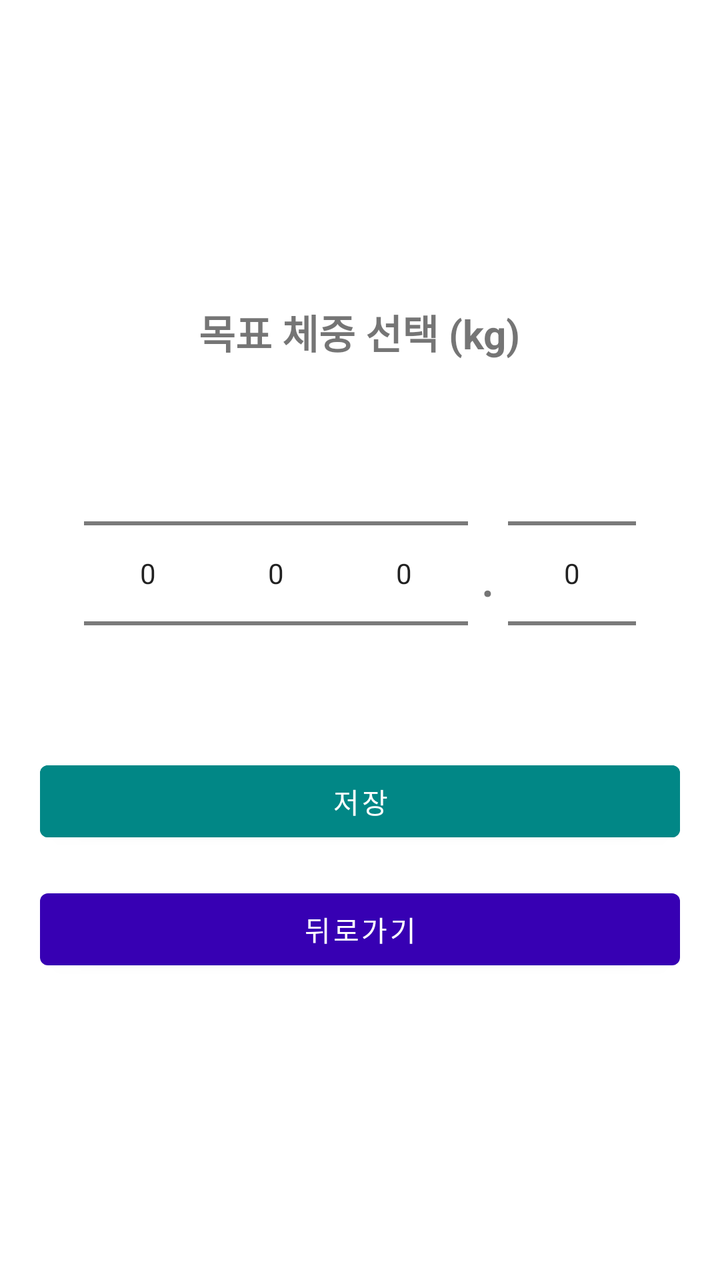
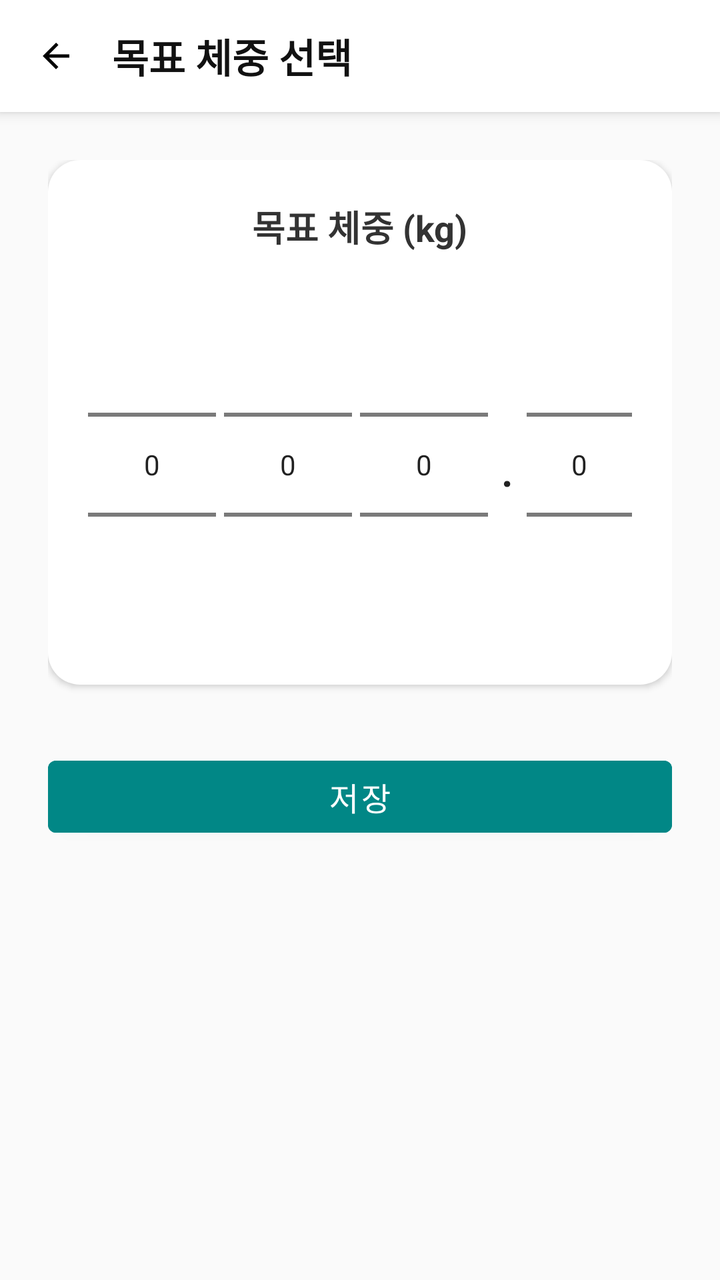

Two renders of the same Android screen: before a commit and after it. Below are the layout's source before the change and the commit's diff.
<!-- AndroidManifest.xml: application theme Theme.GJGN -->
<!-- res/layout/activity_edit_goal_weight.xml -->
<?xml version="1.0" encoding="utf-8"?>
<LinearLayout xmlns:android="http://schemas.android.com/apk/res/android"
    android:orientation="vertical"
    android:padding="20dp"
    android:gravity="center"
    android:layout_width="match_parent"
    android:layout_height="wrap_content">

    <TextView
        android:text="목표 체중 선택 (kg)"
        android:textSize="20sp"
        android:textStyle="bold"
        android:layout_marginBottom="16dp"
        android:layout_width="wrap_content"
        android:layout_height="wrap_content"/>

    <LinearLayout
        android:orientation="horizontal"
        android:gravity="center"
        android:layout_width="wrap_content"
        android:layout_height="wrap_content">

        <NumberPicker
            android:id="@+id/npGoalWeight100"
            android:layout_width="wrap_content"
            android:layout_height="wrap_content"/>

        <NumberPicker
            android:id="@+id/npGoalWeight10"
            android:layout_width="wrap_content"
            android:layout_height="wrap_content"/>

        <NumberPicker
            android:id="@+id/npGoalWeight1"
            android:layout_width="wrap_content"
            android:layout_height="wrap_content"/>

        <TextView
            android:layout_width="wrap_content"
            android:layout_height="wrap_content"
            android:text="."
            android:textSize="30sp"
            android:layout_marginLeft="6dp"
            android:layout_marginRight="6dp"/>

        <NumberPicker
            android:id="@+id/npGoalWeightDecimal"
            android:layout_width="wrap_content"
            android:layout_height="wrap_content"/>

    </LinearLayout>

    
    <com.google.android.material.button.MaterialButton
        android:id="@+id/btnSave"
        android:text="저장"
        android:backgroundTint="@color/teal_700"
        android:textColor="@android:color/white"
        android:layout_marginBottom="16dp"
        android:layout_width="match_parent"
        android:layout_height="wrap_content" />

    
    <com.google.android.material.button.MaterialButton
        android:id="@+id/btnBack"
        android:text="뒤로가기"
        android:layout_width="match_parent"
        android:layout_height="wrap_content" />

</LinearLayout>
<!-- resources referenced by this layout -->
<resources>
  <color name="teal_700">#FF018786</color>
  <style name="Theme.GJGN" parent="Theme.MaterialComponents.DayNight.NoActionBar">
          
          <item name="colorPrimary">@color/purple_700</item>
          <item name="colorPrimaryVariant">@color/purple_700</item>
          <item name="colorOnPrimary">@android:color/white</item>
          <item name="colorSecondary">@color/teal_700</item>
          <item name="android:windowMinWidthMajor">320dp</item>
          <item name="android:windowMinWidthMinor">320dp</item>
      </style>
  <color name="purple_700">#FF3700B3</color>
</resources>

<!-- the commit's change to res/layout/activity_edit_goal_weight.xml (unified diff, before → after) -->
@@ -1,70 +1,128 @@
 <?xml version="1.0" encoding="utf-8"?>
 <LinearLayout xmlns:android="http://schemas.android.com/apk/res/android"
+    android:layout_width="match_parent"
+    android:layout_height="match_parent"
     android:orientation="vertical"
-    android:padding="20dp"
-    android:gravity="center"
-    android:layout_width="match_parent"
-    android:layout_height="wrap_content">
+    android:background="#FAFAFA">
 
-    <TextView
-        android:text="목표 체중 선택 (kg)"
-        android:textSize="20sp"
-        android:textStyle="bold"
-        android:layout_marginBottom="16dp"
-        android:layout_width="wrap_content"
-        android:layout_height="wrap_content"/>
+    
+    <LinearLayout
+        android:layout_width="match_parent"
+        android:layout_height="56dp"
+        android:orientation="horizontal"
+        android:gravity="center_vertical"
+        android:paddingStart="12dp"
+        android:paddingEnd="12dp"
+        android:background="@android:color/white"
+        android:elevation="4dp">
 
-    <LinearLayout
-        android:orientation="horizontal"
-        android:gravity="center"
-        android:layout_width="wrap_content"
-        android:layout_height="wrap_content">
-
-        <NumberPicker
-            android:id="@+id/npGoalWeight100"
-            android:layout_width="wrap_content"
-            android:layout_height="wrap_content"/>
-
-        <NumberPicker
-            android:id="@+id/npGoalWeight10"
-            android:layout_width="wrap_content"
-            android:layout_height="wrap_content"/>
-
-        <NumberPicker
-            android:id="@+id/npGoalWeight1"
-            android:layout_width="wrap_content"
-            android:layout_height="wrap_content"/>
+        <ImageView
+            android:id="@+id/btnBack"
+            android:layout_width="32dp"
+            android:layout_height="32dp"
+            android:src="@drawable/ic_arrow_back"
+            android:padding="6dp"
+            android:background="?attr/selectableItemBackgroundBorderless" />
 
         <TextView
+            android:text="목표 체중 선택"
+            android:textSize="20sp"
+            android:textStyle="bold"
+            android:textColor="#111111"
+            android:layout_marginStart="12dp"
             android:layout_width="wrap_content"
-            android:layout_height="wrap_content"
-            android:text="."
-            android:textSize="30sp"
-            android:layout_marginLeft="6dp"
-            android:layout_marginRight="6dp"/>
-
-        <NumberPicker
-            android:id="@+id/npGoalWeightDecimal"
-            android:layout_width="wrap_content"
-            android:layout_height="wrap_content"/>
-
+            android:layout_height="wrap_content" />
     </LinearLayout>
 
-    
-    <com.google.android.material.button.MaterialButton
-        android:id="@+id/btnSave"
-        android:text="저장"
-        android:backgroundTint="@color/teal_700"
-        android:textColor="@android:color/white"
-        android:layout_marginBottom="16dp"
-        android:layout_width="match_parent"
-        android:layout_height="wrap_content" />
 
     
-    <com.google.android.material.button.MaterialButton
-        android:id="@+id/btnBack"
-        android:text="뒤로가기"
+    <ScrollView
         android:layout_width="match_parent"
-        android:layout_height="wrap_content" />
+        android:layout_height="match_parent"
+        android:fillViewport="true">
 
+        <LinearLayout
+            android:orientation="vertical"
+            android:padding="24dp"
+            android:gravity="center_horizontal"
+            android:layout_width="match_parent"
+            android:layout_height="wrap_content">
+
+
+            
+            <LinearLayout
+                android:layout_width="match_parent"
+                android:layout_height="wrap_content"
+                android:orientation="vertical"
+                android:padding="20dp"
+                android:background="@drawable/bg_card"
+                android:elevation="2dp"
+                android:gravity="center_horizontal">
+
+                <TextView
+                    android:text="목표 체중 (kg)"
+                    android:textSize="18sp"
+                    android:textStyle="bold"
+                    android:layout_marginBottom="16dp"
+                    android:textColor="#333333"
+                    android:layout_width="wrap_content"
+                    android:layout_height="wrap_content" />
+
+                
+                <LinearLayout
+                    android:orientation="horizontal"
+                    android:gravity="center"
+                    android:layout_width="wrap_content"
+                    android:layout_height="wrap_content">
+
+                    <NumberPicker
+                        android:id="@+id/npGoalWeight100"
+                        android:layout_width="wrap_content"
+                        android:layout_height="wrap_content" />
+
+                    <NumberPicker
+                        android:id="@+id/npGoalWeight10"
+                        android:layout_width="wrap_content"
+                        android:layout_height="wrap_content"
+                        android:layout_marginStart="4dp" />
+
+                    <NumberPicker
+                        android:id="@+id/npGoalWeight1"
+                        android:layout_width="wrap_content"
+                        android:layout_height="wrap_content"
+                        android:layout_marginStart="4dp" />
+
+                    <TextView
+                        android:text="."
+                        android:textSize="28sp"
+                        android:textColor="#222222"
+                        android:layout_marginLeft="6dp"
+                        android:layout_marginRight="6dp"
+                        android:layout_width="wrap_content"
+                        android:layout_height="wrap_content" />
+
+                    <NumberPicker
+                        android:id="@+id/npGoalWeightDecimal"
+                        android:layout_width="wrap_content"
+                        android:layout_height="wrap_content" />
+
+                </LinearLayout>
+
+            </LinearLayout>
+
+
+            
+            <com.google.android.material.button.MaterialButton
+                android:id="@+id/btnSave"
+                android:text="저장"
+                android:textColor="@android:color/white"
+                android:backgroundTint="@color/teal_700"
+                android:layout_marginTop="32dp"
+                android:layout_width="match_parent"
+                android:layout_height="48dp"
+                android:textSize="16sp"
+                android:cornerRadius="12dp" />
+
+        </LinearLayout>
+    </ScrollView>
 </LinearLayout>
<!-- resource entries referenced after the edit -->
@@ -1,6 +1,22 @@
 <!-- resources referenced by this layout -->
 <resources>
   <color name="teal_700">#FF018786</color>
+  <!-- drawable bg_card (drawable) -->
+  <shape xmlns:android="http://schemas.android.com/apk/res/android">
+      <solid android:color="@android:color/white"/>
+      <corners android:radius="16dp"/>
+  </shape>
+  <!-- drawable ic_arrow_back (drawable) -->
+  <vector xmlns:android="http://schemas.android.com/apk/res/android"
+      android:width="24dp"
+      android:height="24dp"
+      android:viewportWidth="24"
+      android:viewportHeight="24">
+  
+      <path
+          android:fillColor="#000000"
+          android:pathData="M20,11H7.83l5.59,-5.59L12,4l-8,8 8,8 1.41,-1.41L7.83,13H20v-2z"/>
+  </vector>
   <style name="Theme.GJGN" parent="Theme.MaterialComponents.DayNight.NoActionBar">
           
           <item name="colorPrimary">@color/purple_700</item>
